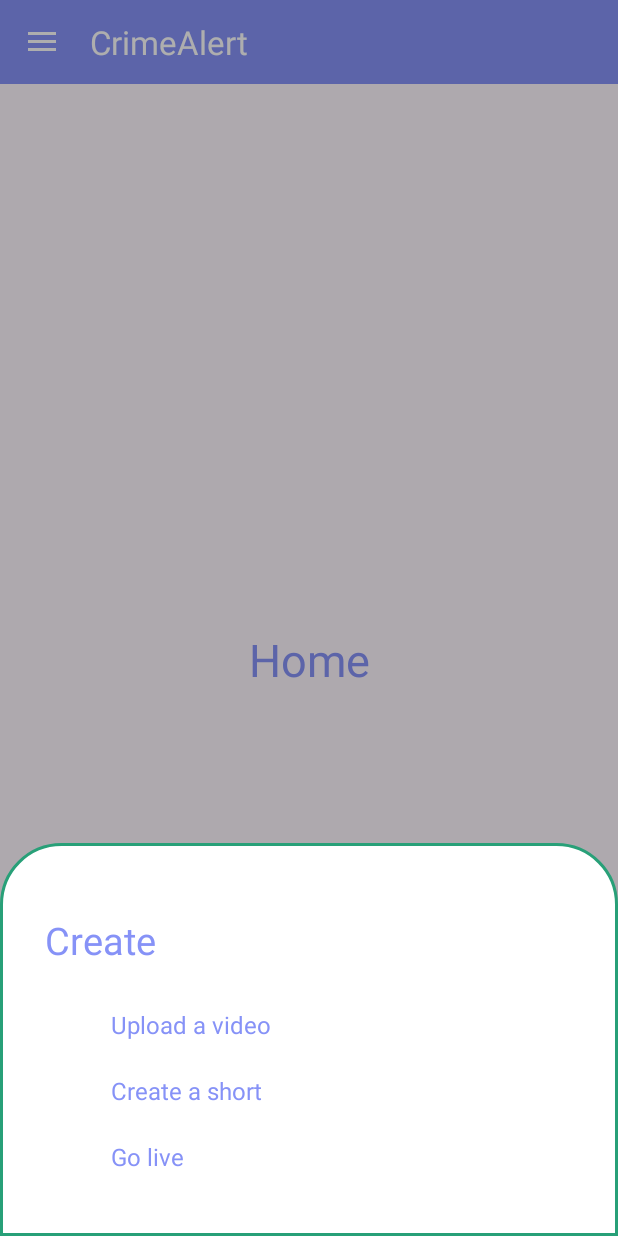
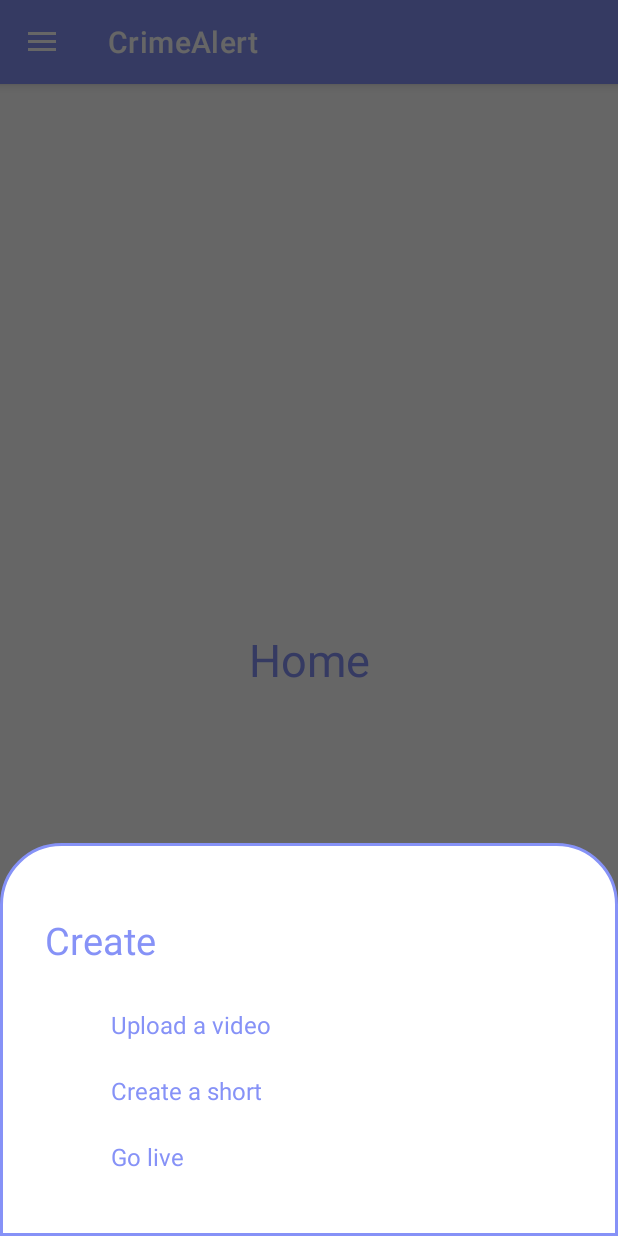
Before and after one commit to mohitsingh316/CrimeAlert, an Android app: the MainActivity2 screen opened directly, with no data from a screen before it, after a tap on an icon or button, on a phone screen of 412 x 824 dp. Run offline under Robolectric (Android 15) with nearby library versions, the light colour scheme and no system bars.

Commit message:
Dark theme

```diff
--- a/app/src/main/res/drawable/dailogbkg.xml
+++ b/app/src/main/res/drawable/dailogbkg.xml
@@ -1,15 +1,20 @@
 <?xml version="1.0" encoding="utf-8"?>
 <shape xmlns:android="http://schemas.android.com/apk/res/android">
- <solid android:color="@color/white"/>
+    <solid
+        android:color="@color/white"/>
     <corners
         android:topLeftRadius="40dp"
         android:topRightRadius="40dp"/>
+
     <padding
         android:left="10dp"
         android:right="10dp"
         android:top="10dp"
-        android:bottom="10dp"/>
+        android:bottom="10dp"
+        />
     <stroke
         android:width="2dp"
-        android:color="@color/green1"/>
+        android:color="@color/lavender"
+        />
+
 </shape>
--- a/app/src/main/res/values-night/themes.xml
+++ b/app/src/main/res/values-night/themes.xml
@@ -1,7 +1,6 @@
 <resources xmlns:tools="http://schemas.android.com/tools">
-    <!-- Base application theme. -->
-    <style name="Base.Theme.Loginscreen" parent="Theme.Material3.DayNight.NoActionBar">
-        <!-- Customize your dark theme here. -->
-        <!-- <item name="colorPrimary">@color/my_dark_primary</item> -->
+    <style name="Base.Theme.Loginscreen" parent="Theme.MaterialComponents.DayNight.NoActionBar">
+
     </style>
+
 </resources>
--- a/app/src/main/res/values/themes.xml
+++ b/app/src/main/res/values/themes.xml
@@ -1,16 +1,11 @@
 <resources xmlns:tools="http://schemas.android.com/tools">
-    <!-- Base application theme. -->
-    <style name="Base.Theme.Loginscreen" parent="Theme.Material3.DayNight.NoActionBar">
-        <!-- Customize your light theme here. -->
-        <!-- <item name="colorPrimary">@color/my_light_primary</item> -->
+    <style name="Base.Theme.Loginscreen" parent="Theme.MaterialComponents.DayNight.NoActionBar">
         <item name="colorPrimary">@color/lavender</item>
         <item name="colorPrimaryVariant">@color/lavender</item>
         <item name="colorOnPrimary">@color/white</item>
-        <!-- Secondary brand color. -->
         <item name="colorSecondary">@color/teal_200</item>
         <item name="colorSecondaryVariant">@color/teal_700</item>
         <item name="colorOnSecondary">@color/black</item>
-        <!-- Status bar color. -->
         <item name="android:statusBarColor">?attr/colorPrimaryVariant</item>
     </style>
 
```
